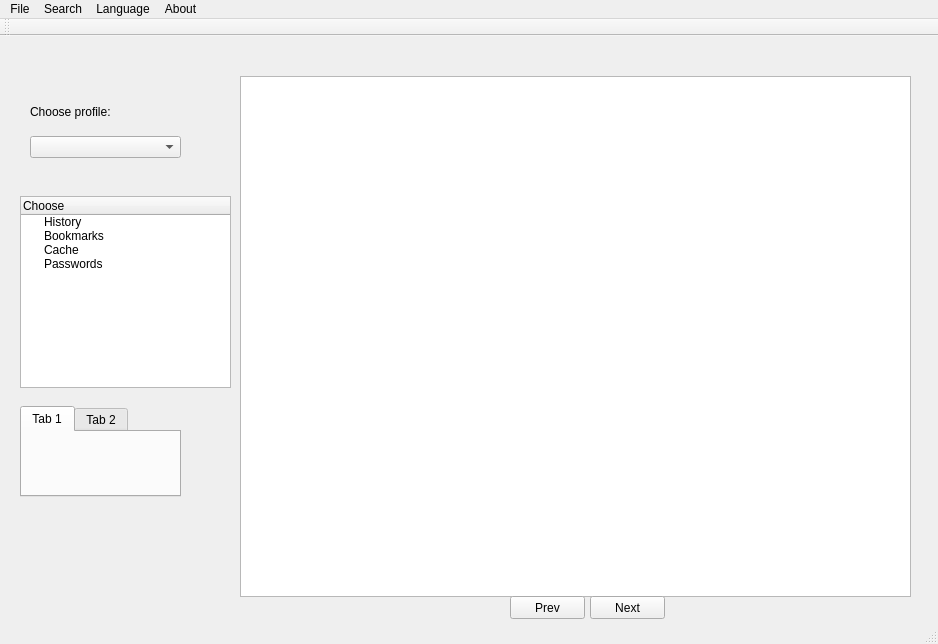
Before: the Qt Designer form src/FFParser_GUI/source/mainwindow.ui in sp0wk/FFParser_2017, drawn with Qt 5.
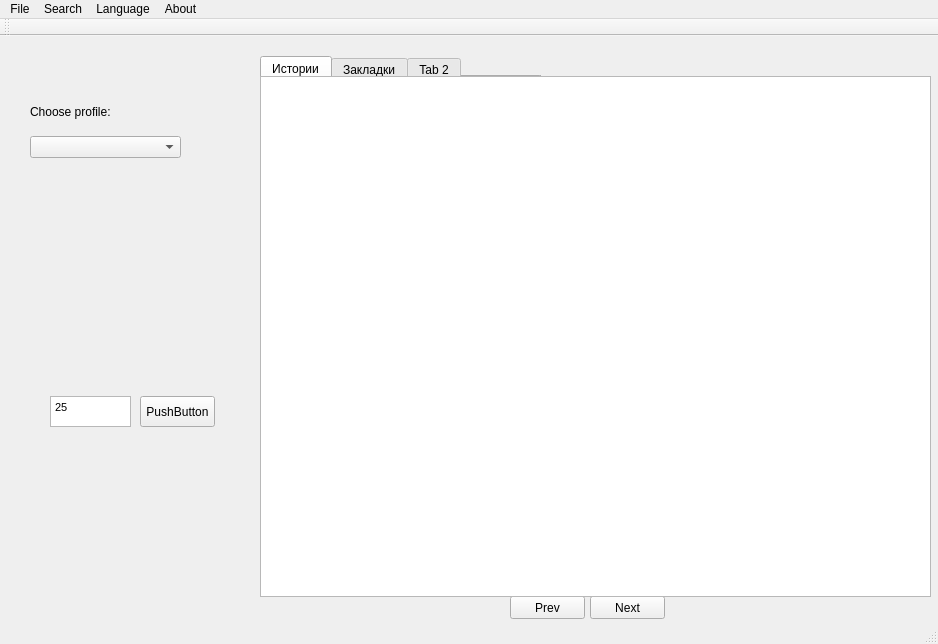
After: the same form once the commit is applied. The open tabs and pages were chosen to show the change.

Commit message: First work vesion GUI: add new features; bugfix two methods in DLL

```diff
--- a/src/FFParser_GUI/source/mainwindow.ui
+++ b/src/FFParser_GUI/source/mainwindow.ui
@@ -14,56 +14,6 @@
    <string>MainWindow</string>
   </property>
   <widget class="QWidget" name="centralWidget">
-   <widget class="QTreeWidget" name="treeWidget">
-    <property name="geometry">
-     <rect>
-      <x>20</x>
-      <y>160</y>
-      <width>211</width>
-      <height>192</height>
-     </rect>
-    </property>
-    <column>
-     <property name="text">
-      <string>Choose</string>
-     </property>
-    </column>
-    <column>
-     <property name="text">
-      <string/>
-     </property>
-    </column>
-    <item>
-     <property name="text">
-      <string>History</string>
-     </property>
-    </item>
-    <item>
-     <property name="text">
-      <string>Bookmarks</string>
-     </property>
-    </item>
-    <item>
-     <property name="text">
-      <string>Cache</string>
-     </property>
-    </item>
-    <item>
-     <property name="text">
-      <string>Passwords</string>
-     </property>
-    </item>
-   </widget>
-   <widget class="QTableWidget" name="tableWidget">
-    <property name="geometry">
-     <rect>
-      <x>240</x>
-      <y>40</y>
-      <width>671</width>
-      <height>521</height>
-     </rect>
-    </property>
-   </widget>
    <widget class="QPushButton" name="pushButton">
     <property name="geometry">
      <rect>
@@ -116,15 +66,20 @@
    <widget class="QTabWidget" name="tabWidget">
     <property name="geometry">
      <rect>
-      <x>20</x>
-      <y>370</y>
-      <width>161</width>
-      <height>91</height>
+      <x>260</x>
+      <y>20</y>
+      <width>281</width>
+      <height>21</height>
      </rect>
     </property>
     <widget class="QWidget" name="tab">
      <attribute name="title">
-      <string>Tab 1</string>
+      <string>Истории</string>
+     </attribute>
+    </widget>
+    <widget class="QWidget" name="tab_3">
+     <attribute name="title">
+      <string>Закладки</string>
      </attribute>
     </widget>
     <widget class="QWidget" name="tab_2">
@@ -133,6 +88,49 @@
      </attribute>
     </widget>
    </widget>
+   <widget class="QTableWidget" name="tableWidget">
+    <property name="geometry">
+     <rect>
+      <x>260</x>
+      <y>40</y>
+      <width>671</width>
+      <height>521</height>
+     </rect>
+    </property>
+    <property name="toolTipDuration">
+     <number>1</number>
+    </property>
+   </widget>
+   <widget class="QTextEdit" name="textEdit">
+    <property name="geometry">
+     <rect>
+      <x>50</x>
+      <y>360</y>
+      <width>81</width>
+      <height>31</height>
+     </rect>
+    </property>
+    <property name="html">
+     <string>&lt;!DOCTYPE HTML PUBLIC &quot;-//W3C//DTD HTML 4.0//EN&quot; &quot;http://www.w3.org/TR/REC-html40/strict.dtd&quot;&gt;
+&lt;html&gt;&lt;head&gt;&lt;meta name=&quot;qrichtext&quot; content=&quot;1&quot; /&gt;&lt;style type=&quot;text/css&quot;&gt;
+p, li { white-space: pre-wrap; }
+&lt;/style&gt;&lt;/head&gt;&lt;body style=&quot; font-family:'MS Shell Dlg 2'; font-size:8.25pt; font-weight:400; font-style:normal;&quot;&gt;
+&lt;p style=&quot; margin-top:0px; margin-bottom:0px; margin-left:0px; margin-right:0px; -qt-block-indent:0; text-indent:0px;&quot;&gt;25&lt;/p&gt;&lt;/body&gt;&lt;/html&gt;</string>
+    </property>
+   </widget>
+   <widget class="QPushButton" name="pushButton_3">
+    <property name="geometry">
+     <rect>
+      <x>140</x>
+      <y>360</y>
+      <width>75</width>
+      <height>31</height>
+     </rect>
+    </property>
+    <property name="text">
+     <string>PushButton</string>
+    </property>
+   </widget>
   </widget>
   <widget class="QMenuBar" name="menuBar">
    <property name="geometry">
```
Left out of the diff: 6 changed lines with no effect on the pictures. The commit also changes 4 other files.
